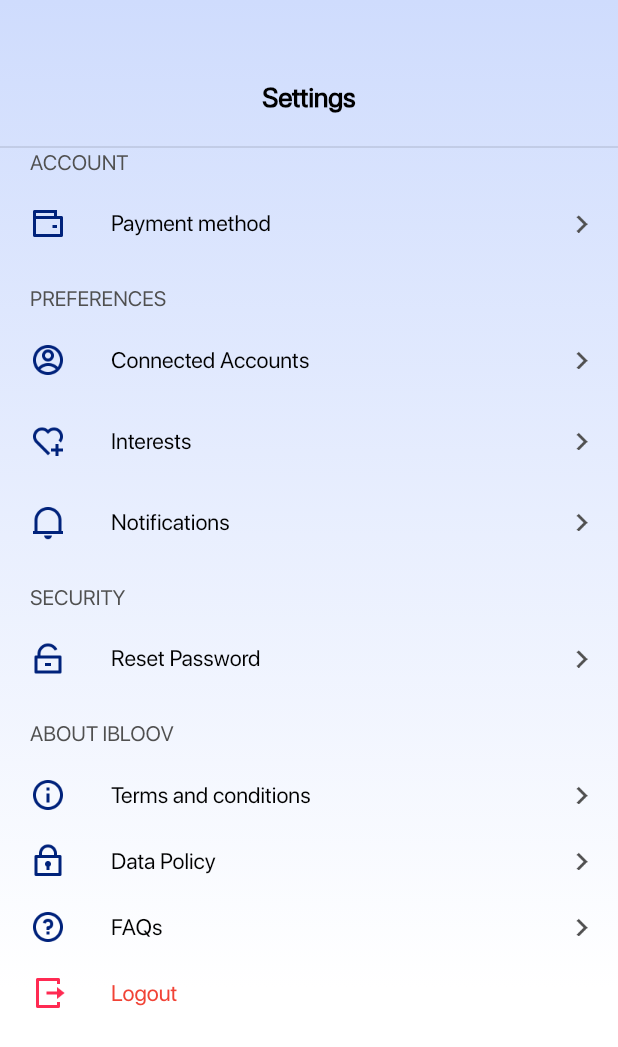
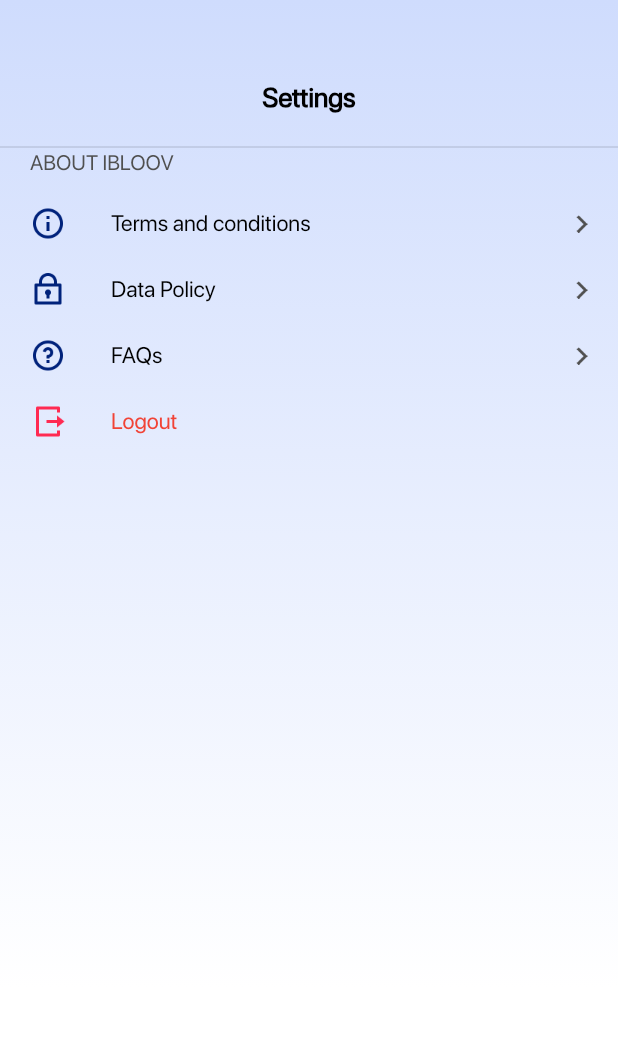
Before and after one commit to hoshistech/ibloov, a Flutter app: the SettingsWidget widget shown alone on an empty page, opened directly, on a phone screen of 412 x 824 dp. Shown: the top 1047 px of the screen. Run offline on Flutter 3.47's test engine with Material 2 defaults, Android fonts, the phone set to English and light mode, and no system bars; our stand-ins replace cached_network_image, carousel_slider, contained_tab_bar_view, country_code_picker, curved_navigation_bar, expansion_tile_card and 19 more; missing offline and left inert: add_2_calendar, bottom_sheet, dropdown_below, fdottedline, social_share; accounts and stored records are empty; key blocks and very long unbroken strings in the code were emptied for the run.

Commit message:
removed all non-functional menu items from settings page

```diff
--- a/lib/Widget/SettingsWidget.dart
+++ b/lib/Widget/SettingsWidget.dart
@@ -38,9 +38,9 @@ class SettingsWidgetState extends State<SettingsWidget>{
                   child: Column(
                     crossAxisAlignment: CrossAxisAlignment.start,
                     children: [
-                      account(),
-                      preferences(),
-                      security(),
+                      // account(),
+                      // preferences(),
+                      // security(),
                       about(),
                     ],
                   ),
@@ -331,7 +331,7 @@ class SettingsWidgetState extends State<SettingsWidget>{
 
   Widget preferences() {
     return Container(
-      margin: EdgeInsets.only(top: 30),
+      margin: EdgeInsets.only(top: 0),
       child: Column(
         crossAxisAlignment: CrossAxisAlignment.start,
         children: [
@@ -549,7 +549,7 @@ class SettingsWidgetState extends State<SettingsWidget>{
 
   Widget about() {
     return Container(
-      margin: EdgeInsets.only(top: 30),
+      margin: EdgeInsets.only(top: 0),
       child: Column(
         crossAxisAlignment: CrossAxisAlignment.start,
         children: [
```
